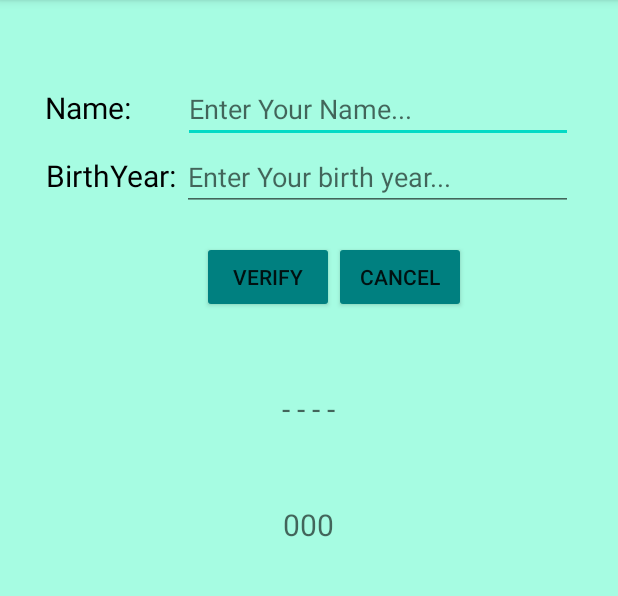
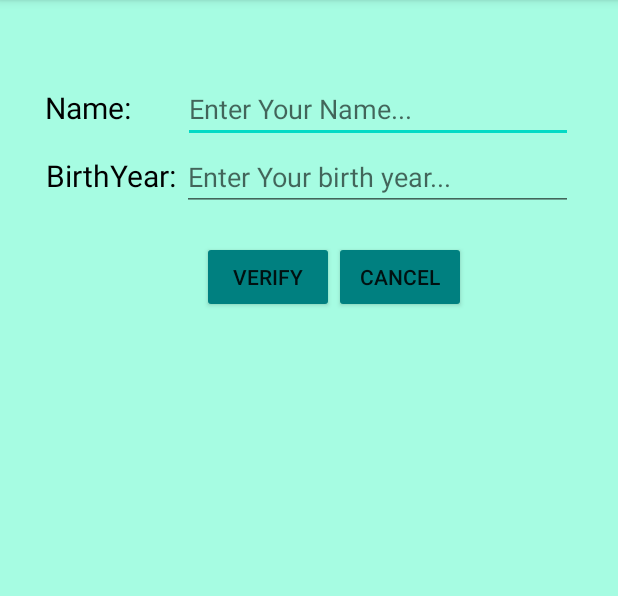
Before and after one commit to CHAKFI/FirstAndo, an Android app: the screen it shows after launch (MainActivity), on a phone screen of 412 x 824 dp, the part 84-680 px from its top. Run offline under Robolectric (Android 15) with nearby library versions, the phone set to English and light mode, and no system bars.

Commit message:
remove hint

```diff
--- a/app/src/main/res/layout/activity_main.xml
+++ b/app/src/main/res/layout/activity_main.xml
@@ -96,7 +96,6 @@
             android:textColor="@color/black"
             android:textAlignment="center"
             android:textSize="20sp"
-            android:hint="- - - -"
             />
     </LinearLayout>
 
@@ -113,7 +112,6 @@
             android:textColor="@color/black"
             android:textAlignment="center"
             android:textSize="20sp"
-            android:hint="000"
             />
     </LinearLayout>
 
```
